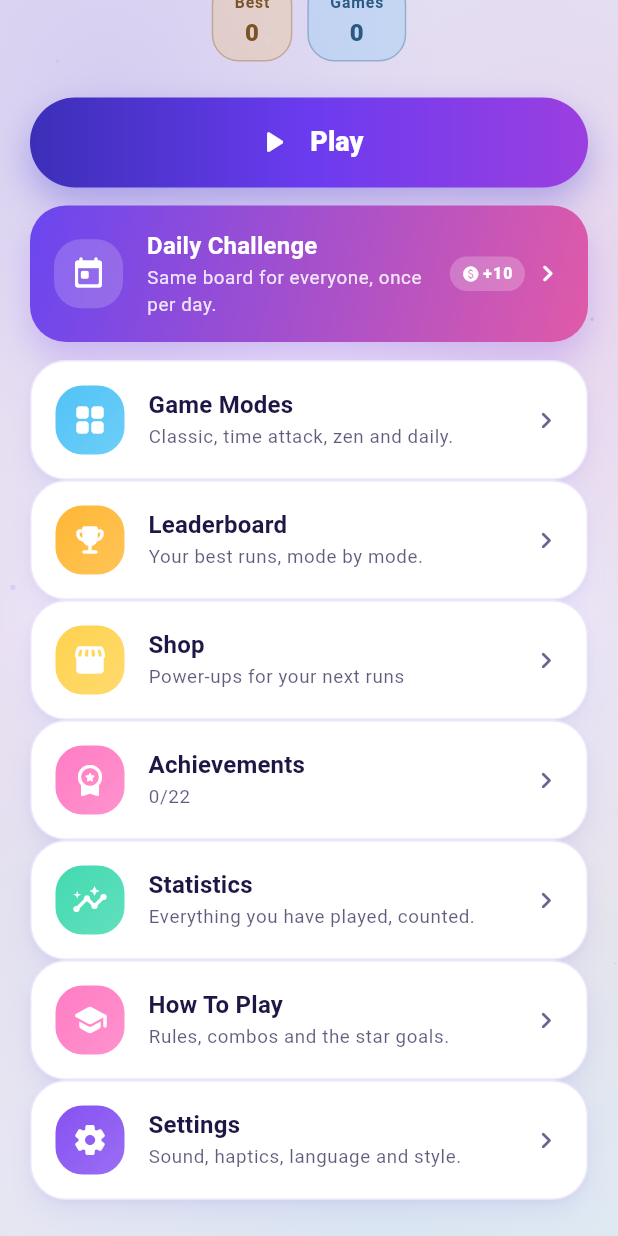
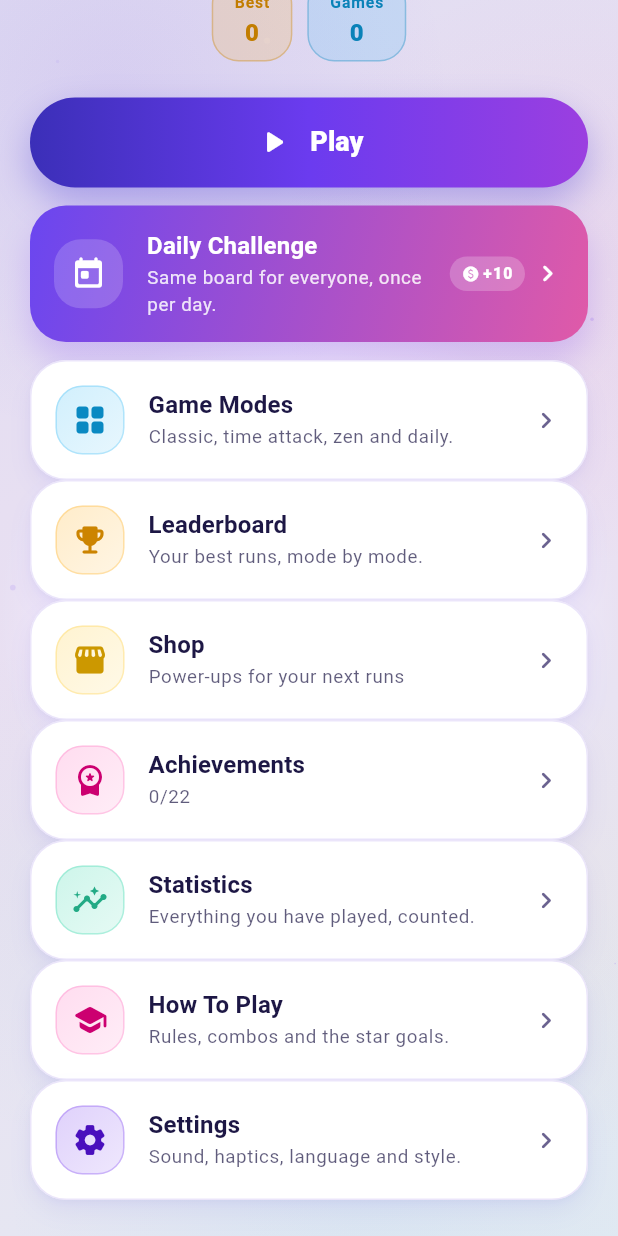
Before and after one commit to kaancetin3141/gridpop, a Flutter app: the screen it shows after launch, scrolled down 208 dp, on a phone screen of 412 x 824 dp. Run offline on Flutter 3.47's test engine with Material 3 defaults, Android fonts, the phone set to English and light mode, and no system bars; our stand-ins replace shared_preferences.

Commit message:
Make the menu plates and coin chip readable in both themes

```diff
--- a/lib/screens/home/home_screen.dart
+++ b/lib/screens/home/home_screen.dart
@@ -390,9 +390,10 @@ class _StatChip extends StatelessWidget {
   Widget build(BuildContext context) {
     final AppPalette palette = AppPalette.of(context);
     // Dark stage: the candy hue is the text colour. Light stage: the same hue
-    // is tinted into the fill, and the ink version carries the text, otherwise
-    // amber on beige would be unreadable.
-    final Color ink = palette.isDark ? color : AppColors.ink(color);
+    // is tinted into the fill while a deepened version carries the text, so
+    // gold stays gold instead of turning olive the way a navy blend does.
+    final Color ink =
+        palette.isDark ? color : AppColors.deep(color, lightness: 0.38);
     return Container(
       padding: const EdgeInsets.symmetric(horizontal: 14, vertical: 8),
       decoration: BoxDecoration(
@@ -424,6 +425,9 @@ class _StatChip extends StatelessWidget {
   }
 }
 
+/// Ink for the gold coin chip: a deep cocoa that reads at 8:1 on gold.
+const Color _coinInk = Color(0xFF4A3200);
+
 class _CoinChip extends StatelessWidget {
   const _CoinChip({required this.coins});
 
@@ -442,20 +446,23 @@ class _CoinChip extends StatelessWidget {
         borderRadius: BorderRadius.circular(AppRadius.md),
         boxShadow: AppShadows.lift(AppColors.amber, strength: 0.6),
       ),
+      // White on gold is barely 2:1; a cocoa ink keeps the coin chip readable
+      // in both themes and still looks like a price tag.
+      // (ink constant below)
       child: Column(
         mainAxisSize: MainAxisSize.min,
         children: <Widget>[
           Row(
             mainAxisSize: MainAxisSize.min,
             children: <Widget>[
-              const Icon(Icons.paid_rounded, size: 13, color: Colors.white),
+              const Icon(Icons.paid_rounded, size: 13, color: _coinInk),
               const SizedBox(width: 3),
               Text(
                 AppStrings.of(context).t('shop.coinsName'),
                 style: Theme.of(context)
                     .textTheme
                     .labelSmall
-                    ?.copyWith(color: Colors.white, letterSpacing: 0.6),
+                    ?.copyWith(color: _coinInk, letterSpacing: 0.6),
               ),
             ],
           ),
@@ -463,7 +470,7 @@ class _CoinChip extends StatelessWidget {
           Text(
             ScoreFormat.number(coins),
             style: Theme.of(context).textTheme.titleMedium?.copyWith(
-                  color: Colors.white,
+                  color: _coinInk,
                   fontWeight: FontWeight.w800,
                 ),
           ),
--- a/lib/widgets/buttons/game_buttons.dart
+++ b/lib/widgets/buttons/game_buttons.dart
@@ -268,6 +268,12 @@ class MenuTile extends StatelessWidget {
   Widget build(BuildContext context) {
     final AppPalette palette = AppPalette.of(context);
     final Color accent = tint ?? AppColors.indigo;
+    // White glyphs on pastel candy read badly on a light stage (mint and
+    // sunbeam especially). Light mode gets a pastel plate with a deepened
+    // glyph instead, the same pairing the settings rows use.
+    final bool dark = palette.isDark;
+    final Color glyph =
+        dark ? Colors.white : AppColors.deep(accent, lightness: 0.4);
 
     return Pressable(
       onTap: onTap,
@@ -293,16 +299,25 @@ class MenuTile extends StatelessWidget {
               alignment: Alignment.center,
               decoration: BoxDecoration(
                 gradient: LinearGradient(
-                  colors: <Color>[
-                    accent.withOpacity(0.9),
-                    Color.lerp(accent, Colors.white, 0.25)!,
-                  ],
+                  colors: dark
+                      ? <Color>[
+                          accent.withOpacity(0.9),
+                          Color.lerp(accent, Colors.white, 0.25)!,
+                        ]
+                      : <Color>[
+                          accent.withValues(alpha: 0.24),
+                          accent.withValues(alpha: 0.12),
+                        ],
                   begin: Alignment.topLeft,
                   end: Alignment.bottomRight,
                 ),
                 borderRadius: BorderRadius.circular(AppRadius.md),
+                border: Border.all(
+                  color:
+                      dark ? Colors.transparent : accent.withValues(alpha: 0.3),
+                ),
               ),
-              child: Icon(icon, color: Colors.white, size: 24),
+              child: Icon(icon, color: glyph, size: 24),
             ),
             const SizedBox(width: AppSpacing.lg),
             Expanded(
```
Also changed, not shown: 1 other file.
